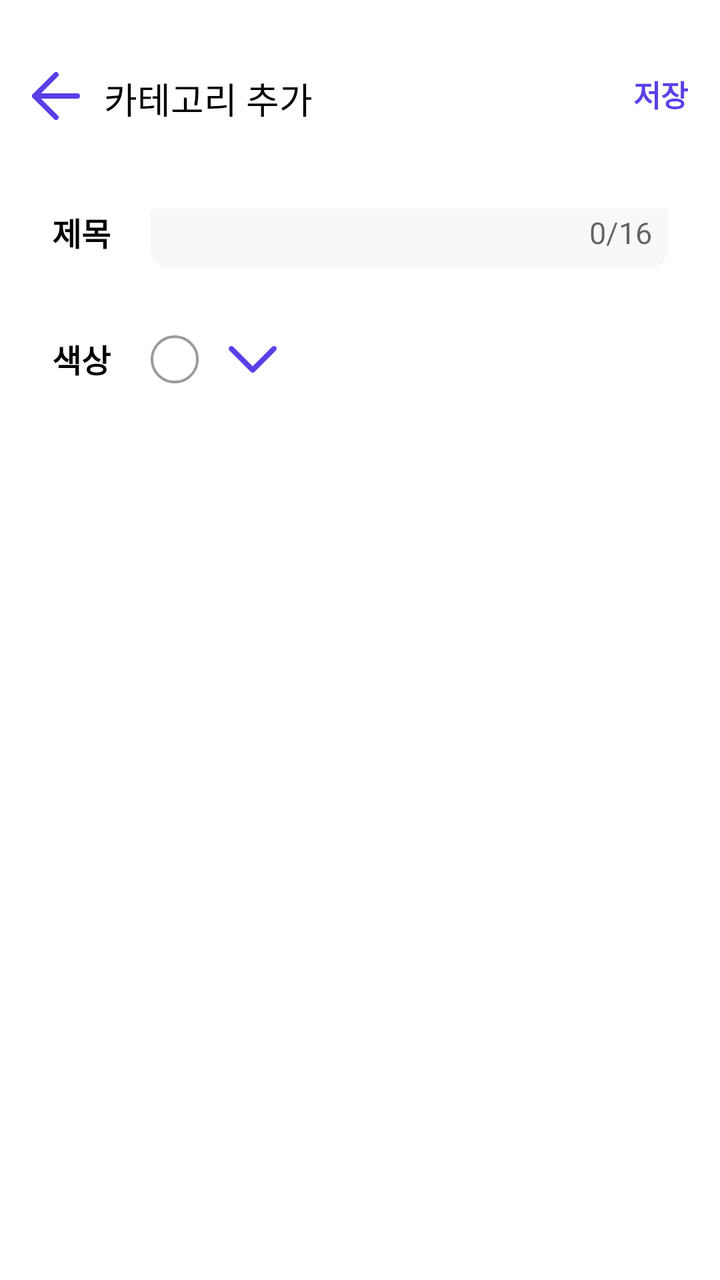
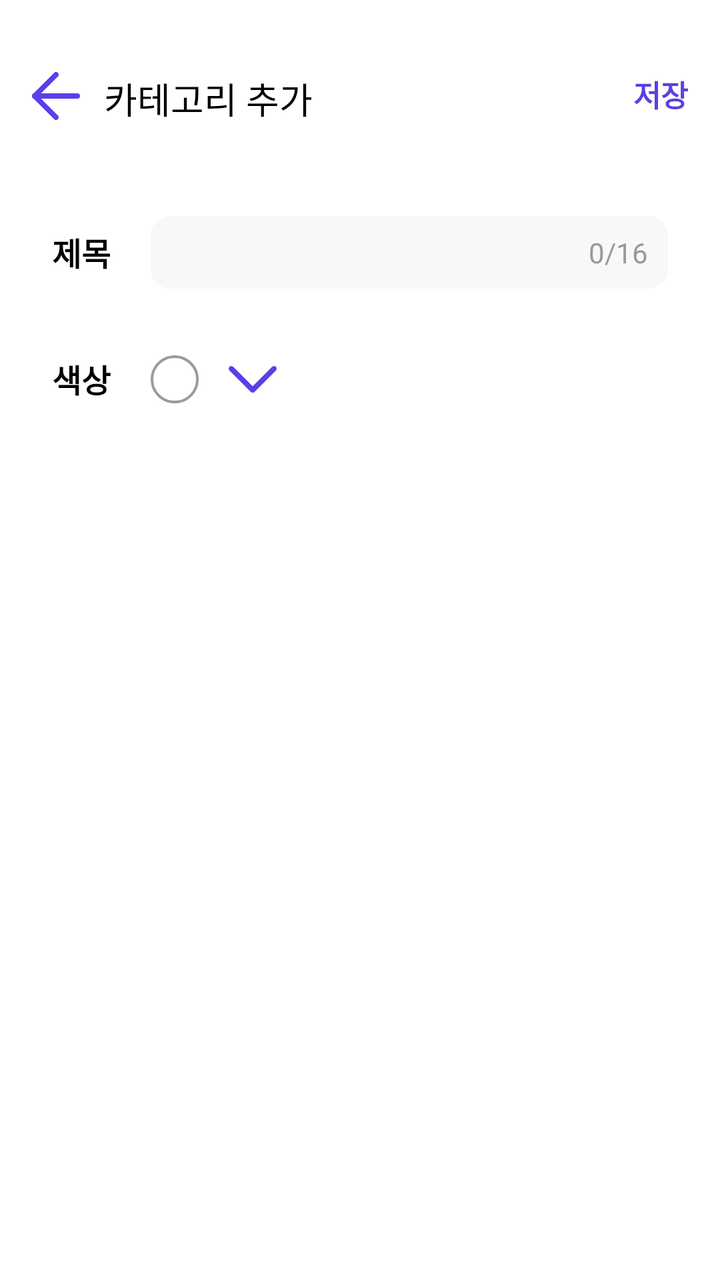

The first picture is an Android layout as it rendered before a commit; the second is the same layout after the commit. The layout source and the unified diff follow.
<!-- AndroidManifest.xml: fallback theme Theme.MaterialComponents.DayNight.NoActionBar -->
<!-- res/layout/fragment_category_add.xml -->
<?xml version="1.0" encoding="utf-8"?>
<androidx.constraintlayout.widget.ConstraintLayout xmlns:android="http://schemas.android.com/apk/res/android"
    android:layout_width="match_parent"
    android:layout_height="match_parent"
    xmlns:app="http://schemas.android.com/apk/res-auto">

    
    <androidx.constraintlayout.widget.ConstraintLayout
        android:id="@+id/cl_toolbar"
        android:layout_width="match_parent"
        android:layout_height="wrap_content"
        android:layout_marginTop="20dp"
        android:layout_marginBottom="20dp"
        android:padding="16dp"
        app:layout_constraintTop_toTopOf="parent"
        app:layout_constraintStart_toStartOf="parent"
        app:layout_constraintEnd_toEndOf="parent">

        <ImageView
            android:id="@+id/iv_back"
            android:layout_width="24dp"
            android:layout_height="24dp"
            android:src="@drawable/ic_arrow_back"
            app:layout_constraintTop_toTopOf="parent"
            app:layout_constraintStart_toStartOf="parent"/>

        <TextView
            android:id="@+id/tv_category_manage_title"
            android:layout_width="wrap_content"
            android:layout_height="wrap_content"
            android:text="@string/category_add"
            style="@style/pageTitle"
            app:layout_constraintTop_toTopOf="parent"
            app:layout_constraintStart_toEndOf="@id/iv_back"
            android:layout_marginStart="12dp"/>

        <TextView
            android:id="@+id/tv_category_add"
            android:layout_width="wrap_content"
            android:layout_height="wrap_content"
            android:text="저장"
            style="@style/add_or_done"
            app:layout_constraintTop_toTopOf="parent"
            app:layout_constraintEnd_toEndOf="parent"/>
    </androidx.constraintlayout.widget.ConstraintLayout>

    
    <androidx.constraintlayout.widget.ConstraintLayout
        android:id="@+id/cl_content"
        android:layout_width="match_parent"
        android:layout_height="0dp"
        app:layout_constraintTop_toBottomOf="@id/cl_toolbar"
        app:layout_constraintStart_toStartOf="parent"
        app:layout_constraintEnd_toEndOf="parent"
        app:layout_constraintBottom_toBottomOf="parent"
        android:layout_marginStart="16dp"
        android:layout_marginEnd="16dp"
        android:layout_marginTop="16dp"
        android:layout_marginBottom="16dp"
        android:padding="10dp">

        <TextView
            android:id="@+id/tv_category_add_title"
            android:layout_width="wrap_content"
            android:layout_height="wrap_content"
            android:text="제목"
            style="@style/expense_sectionTitle"
            app:layout_constraintStart_toStartOf="parent"
            app:layout_constraintTop_toTopOf="parent"/>

        <EditText
            android:id="@+id/et_category_add_input"
            android:layout_width="0dp"
            android:layout_height="wrap_content"
            android:hint="0/16"
            android:padding="8dp"
            android:gravity="end|center_vertical"
            android:background="@drawable/bg_edit_text"
            android:textColor="@color/black"
            android:textSize="15sp"
            android:layout_marginStart="20dp"
            app:layout_constraintStart_toEndOf="@id/tv_category_add_title"
            app:layout_constraintTop_toTopOf="@id/tv_category_add_title"
            app:layout_constraintBottom_toBottomOf="@id/tv_category_add_title"
            app:layout_constraintEnd_toEndOf="parent" />

        
        <TextView
            android:id="@+id/tv_color_label_title"
            android:layout_width="wrap_content"
            android:layout_height="wrap_content"
            android:text="색상"
            style="@style/expense_sectionTitle"
            android:textSize="16sp"
            android:layout_marginTop="40dp"
            app:layout_constraintStart_toStartOf="parent"
            app:layout_constraintTop_toBottomOf="@id/tv_category_add_title" />

        
        <ImageView
            android:id="@+id/iv_selected_color"
            android:layout_width="24dp"
            android:layout_height="24dp"
            android:layout_marginStart="20dp"
            android:layout_marginTop="40dp"
            android:background="@drawable/bg_color_circle"
            app:layout_constraintStart_toEndOf="@id/tv_color_label_title"
            app:layout_constraintTop_toBottomOf="@id/tv_category_add_title" />

        
        <ImageView
            android:id="@+id/iv_dropdown_icon"
            android:layout_width="24dp"
            android:layout_height="24dp"
            android:layout_marginTop="40dp"
            android:layout_marginStart="15dp"
            android:src="@drawable/ic_dropdown_arrow"
            app:layout_constraintStart_toEndOf="@id/iv_selected_color"
            app:layout_constraintTop_toBottomOf="@id/tv_category_add_title"/>

        
        <androidx.cardview.widget.CardView
            android:layout_width="match_parent"
            android:layout_height="wrap_content"
            app:cardCornerRadius="8dp"
            app:cardElevation="4dp"
            app:cardBackgroundColor="@android:color/white"
            android:visibility="gone"
            android:layout_marginTop="20dp"
            app:layout_constraintTop_toBottomOf="@id/iv_dropdown_icon">

            <androidx.recyclerview.widget.RecyclerView
                android:id="@+id/rv_color_palette"
                android:layout_width="match_parent"
                android:layout_height="wrap_content"
                android:padding="8dp" />
        </androidx.cardview.widget.CardView>
    </androidx.constraintlayout.widget.ConstraintLayout>
</androidx.constraintlayout.widget.ConstraintLayout>
<!-- resources referenced by this layout -->
<resources>
  <color name="black">#FF000000</color>
  <!-- drawable bg_color_circle (drawable) -->
  <vector xmlns:android="http://schemas.android.com/apk/res/android"
      android:width="28dp"
      android:height="28dp"
      android:viewportWidth="28"
      android:viewportHeight="28">
    <path
        android:pathData="M14,14m-13.25,0a13.25,13.25 0,1 1,26.5 0a13.25,13.25 0,1 1,-26.5 0"
        android:strokeWidth="1.5"
        android:fillColor="#00000000"
        android:strokeColor="#999999"/>
  </vector>
  <!-- drawable bg_edit_text (drawable) -->
  <?xml version="1.0" encoding="utf-8"?>
  <shape xmlns:android="http://schemas.android.com/apk/res/android">
      <solid android:color="#F8F8F8" /> 
      <corners android:radius="10dp" /> 
  </shape>
  <!-- drawable ic_arrow_back (drawable) -->
  <vector xmlns:android="http://schemas.android.com/apk/res/android"
      android:width="18dp"
      android:height="18dp"
      android:viewportWidth="18"
      android:viewportHeight="18">
    <path
        android:pathData="M17,9H1"
        android:strokeLineJoin="round"
        android:strokeWidth="2"
        android:fillColor="#00000000"
        android:strokeColor="#5B3FE7"
        android:strokeLineCap="round"/>
    <path
        android:pathData="M9,17L1,9L9,1"
        android:strokeLineJoin="round"
        android:strokeWidth="2"
        android:fillColor="#00000000"
        android:strokeColor="#5B3FE7"
        android:strokeLineCap="round"/>
  </vector>
  <!-- drawable ic_dropdown_arrow (drawable) -->
  <vector xmlns:android="http://schemas.android.com/apk/res/android"
      android:width="18dp"
      android:height="10dp"
      android:viewportWidth="18"
      android:viewportHeight="10">
    <path
        android:pathData="M1,1L9,9L17,1"
        android:strokeLineJoin="round"
        android:strokeWidth="2"
        android:fillColor="#00000000"
        android:strokeColor="#5B3FE7"
        android:strokeLineCap="round"/>
  </vector>
  <string name="category_add">카테고리 추가</string>
  <style name="add_or_done">
          <item name="android:textSize">15sp</item>
          <item name="android:textColor">@color/main1</item>
          <item name="android:textStyle">bold</item>
      </style>
  <style name="expense_sectionTitle">
          <item name="android:textSize">16sp</item>
          <item name="android:textColor">@color/black</item>
          <item name="android:textStyle">bold</item>
      </style>
  <style name="pageTitle">
          <item name="android:textSize">18sp</item>
          <item name="android:textColor">@color/black</item>
          <item name="android:fontFamily">sans-serif</item>
      </style>
  <color name="main1">#5B3FE7</color>
</resources>

<!-- the commit's change to res/layout/fragment_category_add.xml (unified diff, before → after) -->
@@ -65,24 +65,51 @@
             android:layout_height="wrap_content"
             android:text="제목"
             style="@style/expense_sectionTitle"
+            android:layout_marginTop="10dp"
             app:layout_constraintStart_toStartOf="parent"
             app:layout_constraintTop_toTopOf="parent"/>
 
-        <EditText
-            android:id="@+id/et_category_add_input"
+        <androidx.constraintlayout.widget.ConstraintLayout
             android:layout_width="0dp"
             android:layout_height="wrap_content"
-            android:hint="0/16"
-            android:padding="8dp"
-            android:gravity="end|center_vertical"
             android:background="@drawable/bg_edit_text"
-            android:textColor="@color/black"
-            android:textSize="15sp"
             android:layout_marginStart="20dp"
-            app:layout_constraintStart_toEndOf="@id/tv_category_add_title"
             app:layout_constraintTop_toTopOf="@id/tv_category_add_title"
             app:layout_constraintBottom_toBottomOf="@id/tv_category_add_title"
-            app:layout_constraintEnd_toEndOf="parent" />
+            app:layout_constraintStart_toEndOf="@id/tv_category_add_title"
+            app:layout_constraintEnd_toEndOf="parent">
+
+            <EditText
+                android:id="@+id/et_category_add_input"
+                android:layout_width="0dp"
+                android:layout_height="wrap_content"
+                android:layout_marginEnd="20dp"
+                android:padding="8dp"
+                android:gravity="start|center_vertical"
+                android:background="@drawable/bg_edit_text"
+                android:textColor="@color/black"
+                android:textSize="15sp"
+                android:inputType="text"
+                android:maxLength="16"
+                app:layout_constraintStart_toStartOf="parent"
+                app:layout_constraintEnd_toStartOf="@+id/tv_character_count"
+                app:layout_constraintTop_toTopOf="parent"
+                app:layout_constraintBottom_toBottomOf="parent" />
+
+            <TextView
+                android:id="@+id/tv_character_count"
+                android:layout_width="wrap_content"
+                android:layout_height="wrap_content"
+                android:text="0/16"
+                android:textColor="@color/black2"
+                android:textSize="14sp"
+                android:gravity="end|center_vertical"
+                android:layout_marginEnd="10dp"
+                app:layout_constraintEnd_toEndOf="parent"
+                app:layout_constraintTop_toTopOf="parent"
+                app:layout_constraintBottom_toBottomOf="parent" />
+        </androidx.constraintlayout.widget.ConstraintLayout>
+
 
         
         <TextView
@@ -120,20 +147,26 @@
 
         
         <androidx.cardview.widget.CardView
-            android:layout_width="match_parent"
-            android:layout_height="wrap_content"
+            android:id="@+id/card_color_palette"
+            android:layout_width="300dp"
+            android:layout_height="200dp"
             app:cardCornerRadius="8dp"
             app:cardElevation="4dp"
+            android:background="@drawable/bg_palette_frame"
             app:cardBackgroundColor="@android:color/white"
             android:visibility="gone"
             android:layout_marginTop="20dp"
-            app:layout_constraintTop_toBottomOf="@id/iv_dropdown_icon">
+            app:layout_constraintTop_toBottomOf="@id/iv_dropdown_icon"
+            app:layout_constraintStart_toStartOf="parent"
+            app:layout_constraintEnd_toEndOf="parent">
 
             <androidx.recyclerview.widget.RecyclerView
                 android:id="@+id/rv_color_palette"
                 android:layout_width="match_parent"
-                android:layout_height="wrap_content"
-                android:padding="8dp" />
+                android:layout_height="match_parent"
+                android:padding="8dp"
+                android:clipToPadding="false" />
         </androidx.cardview.widget.CardView>
+
     </androidx.constraintlayout.widget.ConstraintLayout>
 </androidx.constraintlayout.widget.ConstraintLayout>
<!-- resource entries referenced after the edit -->
@@ -1,6 +1,7 @@
 <!-- resources referenced by this layout -->
 <resources>
   <color name="black">#FF000000</color>
+  <color name="black2">#999999</color>
   <!-- drawable bg_color_circle (drawable) -->
   <vector xmlns:android="http://schemas.android.com/apk/res/android"
       android:width="28dp"
@@ -10,7 +11,7 @@
     <path
         android:pathData="M14,14m-13.25,0a13.25,13.25 0,1 1,26.5 0a13.25,13.25 0,1 1,-26.5 0"
         android:strokeWidth="1.5"
-        android:fillColor="#00000000"
+        android:fillColor="@color/white"
         android:strokeColor="#999999"/>
   </vector>
   <!-- drawable bg_edit_text (drawable) -->
@@ -19,6 +20,26 @@
       <solid android:color="#F8F8F8" /> 
       <corners android:radius="10dp" /> 
   </shape>
+  <!-- drawable bg_palette_frame (drawable) -->
+  <?xml version="1.0" encoding="utf-8"?>
+  <vector
+  xmlns:android="http://schemas.android.com/apk/res/android"
+  android:width="276dp"
+  android:height="150dp"
+  android:viewportWidth="276"
+  android:viewportHeight="150"
+      >
+  <group>
+      <clip-path
+          android:pathData="M20 0H256C267.046 0 276 8.95431 276 20V130C276 141.046 267.046 150 256 150H20C8.95431 150 0 141.046 0 130V20C0 8.95431 8.95431 0 20 0Z"
+          />
+      <path
+          android:pathData="M20 0H256C267.046 0 276 8.95431 276 20V130C276 141.046 267.046 150 256 150H20C8.95431 150 0 141.046 0 130V20C0 8.95431 8.95431 0 20 0Z"
+          android:strokeWidth="3"
+          android:strokeColor="#999999"
+          />
+  </group>
+  </vector>
   <!-- drawable ic_arrow_back (drawable) -->
   <vector xmlns:android="http://schemas.android.com/apk/res/android"
       android:width="18dp"
@@ -70,6 +91,7 @@
           <item name="android:textColor">@color/black</item>
           <item name="android:fontFamily">sans-serif</item>
       </style>
+  <color name="white">#FFFFFFFF</color>
   <color name="main1">#5B3FE7</color>
 </resources>
 
